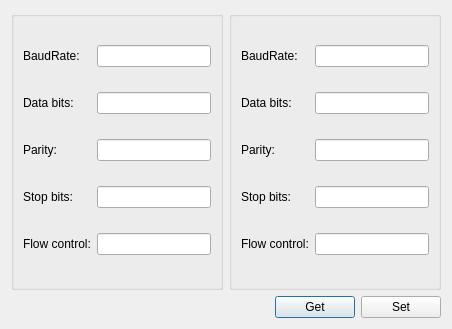
Above: settingsdialog.ui from gavrilenkoof/EngineTest before the change. Below: the same form after it.
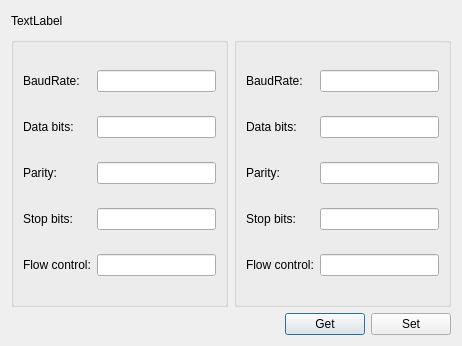
That is the form after the change.

Patch:
```diff
--- a/settingsdialog.ui
+++ b/settingsdialog.ui
@@ -6,15 +6,15 @@
    <rect>
     <x>0</x>
     <y>0</y>
-    <width>452</width>
-    <height>329</height>
+    <width>462</width>
+    <height>346</height>
    </rect>
   </property>
   <property name="windowTitle">
    <string>Settings</string>
   </property>
   <layout class="QGridLayout" name="gridLayout">
-   <item row="0" column="0">
+   <item row="1" column="0">
     <widget class="QGroupBox" name="parametersBox">
      <property name="title">
       <string/>
@@ -73,7 +73,7 @@
      </layout>
     </widget>
    </item>
-   <item row="0" column="1">
+   <item row="1" column="1">
     <widget class="QGroupBox" name="parametersBox_2">
      <property name="title">
       <string/>
@@ -132,7 +132,26 @@
      </layout>
     </widget>
    </item>
-   <item row="1" column="0" colspan="2">
+   <item row="0" column="0" colspan="2">
+    <widget class="QLabel" name="label">
+     <property name="sizePolicy">
+      <sizepolicy hsizetype="MinimumExpanding" vsizetype="Fixed">
+       <horstretch>0</horstretch>
+       <verstretch>0</verstretch>
+      </sizepolicy>
+     </property>
+     <property name="minimumSize">
+      <size>
+       <width>0</width>
+       <height>20</height>
+      </size>
+     </property>
+     <property name="text">
+      <string>TextLabel</string>
+     </property>
+    </widget>
+   </item>
+   <item row="2" column="0" colspan="2">
     <layout class="QHBoxLayout" name="horizontalLayout">
      <item>
       <spacer name="horizontalSpacer">
```
